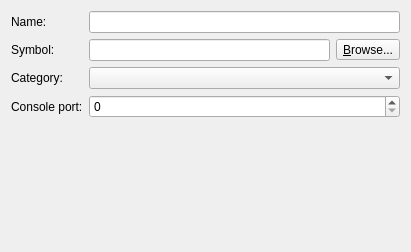
GNS3/gns3-gui, file gns3/modules/vpcs/ui/vpcs_device_configuration_page.ui: the form before one commit.
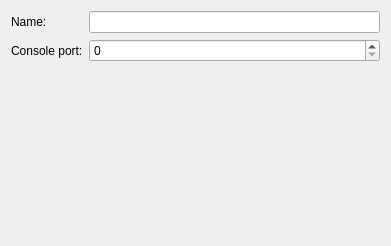
The form after the commit.

Commit message: Symbol and category can be changed for VPCS VM template.

```diff
--- a/gns3/modules/vpcs/ui/vpcs_device_configuration_page.ui
+++ b/gns3/modules/vpcs/ui/vpcs_device_configuration_page.ui
@@ -6,8 +6,8 @@
    <rect>
     <x>0</x>
     <y>0</y>
-    <width>411</width>
-    <height>252</height>
+    <width>391</width>
+    <height>246</height>
    </rect>
   </property>
   <property name="windowTitle">
@@ -17,21 +17,14 @@
    <item row="0" column="1">
     <widget class="QLineEdit" name="uiNameLineEdit"/>
    </item>
-   <item row="2" column="0">
-    <widget class="QLabel" name="uiSymbolLabel">
-     <property name="text">
-      <string>Symbol:</string>
-     </property>
-    </widget>
-   </item>
-   <item row="4" column="1">
+   <item row="2" column="1">
     <widget class="QSpinBox" name="uiConsolePortSpinBox">
      <property name="maximum">
       <number>65535</number>
      </property>
     </widget>
    </item>
-   <item row="5" column="1">
+   <item row="3" column="1">
     <spacer name="spacer">
      <property name="orientation">
       <enum>Qt::Vertical</enum>
@@ -44,7 +37,7 @@
      </property>
     </spacer>
    </item>
-   <item row="4" column="0">
+   <item row="2" column="0">
     <widget class="QLabel" name="uiConsolePortLabel">
      <property name="text">
       <string>Console port:</string>
@@ -58,33 +51,6 @@
      </property>
     </widget>
    </item>
-   <item row="2" column="1">
-    <layout class="QHBoxLayout" name="horizontalLayout_7">
-     <item>
-      <widget class="QLineEdit" name="uiSymbolLineEdit"/>
-     </item>
-     <item>
-      <widget class="QToolButton" name="uiSymbolToolButton">
-       <property name="text">
-        <string>&amp;Browse...</string>
-       </property>
-       <property name="toolButtonStyle">
-        <enum>Qt::ToolButtonTextOnly</enum>
-       </property>
-      </widget>
-     </item>
-    </layout>
-   </item>
-   <item row="3" column="0">
-    <widget class="QLabel" name="uiCategoryLabel">
-     <property name="text">
-      <string>Category:</string>
-     </property>
-    </widget>
-   </item>
-   <item row="3" column="1">
-    <widget class="QComboBox" name="uiCategoryComboBox"/>
-   </item>
   </layout>
  </widget>
  <resources/>
```
The commit also changes 6 other files.
